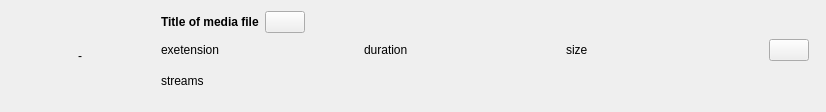
This is src/Media/widgets/mediaitemwidget.ui in keshavbhatt/formatforge as Qt 5 draws it before an edit. The edited form follows.
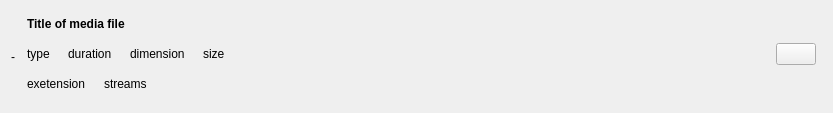
This is the edited form.

Commit message: feat: add ability to load media files recursively from folders

Patch:
```diff
--- a/src/Media/widgets/mediaitemwidget.ui
+++ b/src/Media/widgets/mediaitemwidget.ui
@@ -6,8 +6,8 @@
    <rect>
     <x>0</x>
     <y>0</y>
-    <width>826</width>
-    <height>110</height>
+    <width>833</width>
+    <height>113</height>
    </rect>
   </property>
   <property name="windowTitle">
@@ -31,17 +31,11 @@
       </property>
       <item>
        <widget class="QLabel" name="fileThumbnailLabel">
-        <property name="minimumSize">
-         <size>
-          <width>138</width>
-          <height>90</height>
-         </size>
-        </property>
-        <property name="maximumSize">
-         <size>
-          <width>138</width>
-          <height>90</height>
-         </size>
+        <property name="sizePolicy">
+         <sizepolicy hsizetype="Preferred" vsizetype="Expanding">
+          <horstretch>0</horstretch>
+          <verstretch>0</verstretch>
+         </sizepolicy>
         </property>
         <property name="text">
          <string>-</string>
@@ -79,61 +73,82 @@
             </property>
            </widget>
           </item>
-          <item>
-           <widget class="QPushButton" name="editFileNamePushButton">
-            <property name="sizePolicy">
-             <sizepolicy hsizetype="Maximum" vsizetype="Fixed">
-              <horstretch>0</horstretch>
-              <verstretch>0</verstretch>
-             </sizepolicy>
-            </property>
-            <property name="text">
-             <string/>
-            </property>
-           </widget>
-          </item>
-          <item>
-           <spacer name="horizontalSpacer">
-            <property name="orientation">
-             <enum>Qt::Horizontal</enum>
-            </property>
-            <property name="sizeHint" stdset="0">
-             <size>
-              <width>40</width>
-              <height>20</height>
-             </size>
-            </property>
-           </spacer>
-          </item>
          </layout>
         </item>
         <item>
          <layout class="QHBoxLayout" name="horizontalLayout_4">
+          <property name="spacing">
+           <number>18</number>
+          </property>
           <item>
-           <widget class="QLabel" name="fileExetensionLabel">
+           <widget class="QLabel" name="mediaTypeLabel">
+            <property name="sizePolicy">
+             <sizepolicy hsizetype="Maximum" vsizetype="Preferred">
+              <horstretch>0</horstretch>
+              <verstretch>0</verstretch>
+             </sizepolicy>
+            </property>
             <property name="text">
-             <string>exetension</string>
+             <string>type</string>
             </property>
            </widget>
           </item>
           <item>
            <widget class="QLabel" name="mediaDurationLabel">
+            <property name="sizePolicy">
+             <sizepolicy hsizetype="Maximum" vsizetype="Preferred">
+              <horstretch>0</horstretch>
+              <verstretch>0</verstretch>
+             </sizepolicy>
+            </property>
             <property name="text">
              <string>duration</string>
             </property>
            </widget>
           </item>
+          <item>
+           <widget class="QLabel" name="videoDimensionLabel">
+            <property name="sizePolicy">
+             <sizepolicy hsizetype="Maximum" vsizetype="Preferred">
+              <horstretch>0</horstretch>
+              <verstretch>0</verstretch>
+             </sizepolicy>
+            </property>
+            <property name="text">
+             <string>dimension</string>
+            </property>
+           </widget>
+          </item>
           <item>
            <widget class="QLabel" name="fileSizeLabel">
+            <property name="sizePolicy">
+             <sizepolicy hsizetype="Maximum" vsizetype="Preferred">
+              <horstretch>0</horstretch>
+              <verstretch>0</verstretch>
+             </sizepolicy>
+            </property>
             <property name="text">
              <string>size</string>
             </property>
            </widget>
           </item>
+          <item>
+           <spacer name="horizontalSpacer_2">
+            <property name="orientation">
+             <enum>Qt::Horizontal</enum>
+            </property>
+            <property name="sizeHint" stdset="0">
+             <size>
+              <width>40</width>
+              <height>20</height>
+             </size>
+            </property>
+           </spacer>
+          </item>
           <item>
            <widget class="QPushButton" name="formatInfoPushButton">
             <property name="sizePolicy">
-             <sizepolicy hsizetype="Maximum" vsizetype="Fixed">
+             <sizepolicy hsizetype="Maximum" vsizetype="Maximum">
               <horstretch>0</horstretch>
               <verstretch>0</verstretch>
              </sizepolicy>
@@ -147,16 +162,51 @@
         </item>
         <item>
          <layout class="QHBoxLayout" name="horizontalLayout_5">
+          <property name="spacing">
+           <number>18</number>
+          </property>
           <property name="bottomMargin">
            <number>0</number>
           </property>
+          <item>
+           <widget class="QLabel" name="fileExetensionLabel">
+            <property name="sizePolicy">
+             <sizepolicy hsizetype="Maximum" vsizetype="Preferred">
+              <horstretch>0</horstretch>
+              <verstretch>0</verstretch>
+             </sizepolicy>
+            </property>
+            <property name="text">
+             <string>exetension</string>
+            </property>
+           </widget>
+          </item>
           <item>
            <widget class="QLabel" name="mediaStreamsLabel">
+            <property name="sizePolicy">
+             <sizepolicy hsizetype="Maximum" vsizetype="Preferred">
+              <horstretch>0</horstretch>
+              <verstretch>0</verstretch>
+             </sizepolicy>
+            </property>
             <property name="text">
              <string>streams</string>
             </property>
            </widget>
           </item>
+          <item>
+           <spacer name="horizontalSpacer_3">
+            <property name="orientation">
+             <enum>Qt::Horizontal</enum>
+            </property>
+            <property name="sizeHint" stdset="0">
+             <size>
+              <width>40</width>
+              <height>20</height>
+             </size>
+            </property>
+           </spacer>
+          </item>
          </layout>
         </item>
        </layout>
```
The commit also changes 16 other files.
